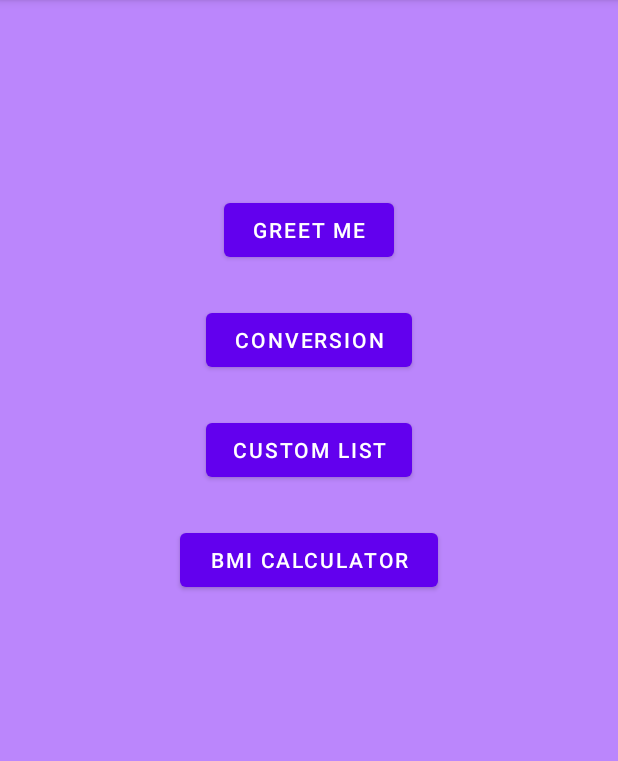
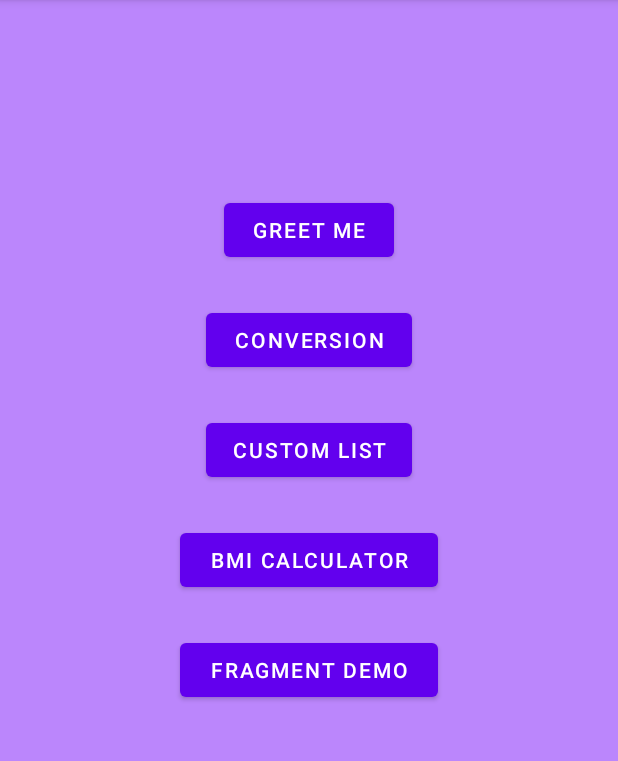
Before and after one commit to DnyaneshwariKolapkar/androidAssignments, an Android app: the screen it shows after launch (MainActivity), on a phone screen of 412 x 824 dp, the part 84-845 px from its top. Run offline under Robolectric (Android 15) with nearby library versions, the phone set to English and light mode, and no system bars.

Commit message:
added fragment demo code

```diff
--- a/app/build.gradle
+++ b/app/build.gradle
@@ -42,6 +42,7 @@ dependencies {
     implementation 'androidx.constraintlayout:constraintlayout:2.1.4'
     implementation 'androidx.navigation:navigation-fragment-ktx:2.4.2'
     implementation 'androidx.navigation:navigation-ui-ktx:2.4.2'
+    implementation 'androidx.legacy:legacy-support-v4:1.0.0'
     testImplementation 'junit:junit:4.+'
     androidTestImplementation 'androidx.test.ext:junit:1.1.3'
     androidTestImplementation 'androidx.test.espresso:espresso-core:3.4.0'
--- a/app/src/main/AndroidManifest.xml
+++ b/app/src/main/AndroidManifest.xml
@@ -9,6 +9,9 @@
         android:roundIcon="@mipmap/ic_launcher_round"
         android:supportsRtl="true"
         android:theme="@style/Theme.AllAssignments">
+        <activity
+            android:name=".fragment_demo"
+            android:exported="true" />
         <activity
             android:name=".MyBMI"
             android:exported="true" />
--- a/app/src/main/java/com/example/allassignments/MainActivity.kt
+++ b/app/src/main/java/com/example/allassignments/MainActivity.kt
@@ -14,6 +14,7 @@ class MainActivity : AppCompatActivity() {
         val btn2 = findViewById<Button>(R.id.button2)
         val btn3 = findViewById<Button>(R.id.button3)
         val btn4 = findViewById<Button>(R.id.button4)
+        val btn5 = findViewById<Button>(R.id.button5)
 
         btn1.setOnClickListener {
             startActivity(Intent(this, bdaygreet::class.java))
@@ -27,5 +28,9 @@ class MainActivity : AppCompatActivity() {
         btn4.setOnClickListener {
             startActivity(Intent(this, MyBMI::class.java))
         }
+        btn5.setOnClickListener {
+            startActivity(Intent(this, fragment_demo::class.java))
+        }
+
     }
 }
--- a/app/src/main/res/layout/activity_main.xml
+++ b/app/src/main/res/layout/activity_main.xml
@@ -58,4 +58,16 @@
         android:layout_marginTop="25dp"
         android:layout_marginEnd="120dp"
         android:text="BMI calculator" />
+
+    <Button
+        android:id="@+id/button5"
+        android:layout_width="169dp"
+        android:layout_height="wrap_content"
+        android:layout_below="@id/button4"
+        android:layout_alignParentStart="true"
+        android:layout_alignParentEnd="true"
+        android:layout_marginStart="120dp"
+        android:layout_marginTop="25dp"
+        android:layout_marginEnd="120dp"
+        android:text="Fragment demo" />
 </RelativeLayout>
--- a/app/src/main/res/values/colors.xml
+++ b/app/src/main/res/values/colors.xml
@@ -7,4 +7,6 @@
     <color name="teal_700">#FF018786</color>
     <color name="black">#FF000000</color>
     <color name="white">#FFFFFFFF</color>
+    <color name="first">#FF9800</color>
+    <color name="second">#875CD3</color>
 </resources>
--- a/app/src/main/res/values/strings.xml
+++ b/app/src/main/res/values/strings.xml
@@ -17,4 +17,6 @@
     <string name="calculate_your_bmi">Calculate your BMI</string>
     <string name="your_bmi">Your BMI</string>
     <string name="calculate_bmi_again">Calculate BMI Again</string>
+
+    <string name="hello_blank_fragment">Hello blank fragment</string>
 </resources>
```
Also changed, not shown: app/src/main/java/com/example/allassignments/fragment1.kt (added, +10 -0 lines), app/src/main/java/com/example/allassignments/fragment2.kt (added, +10 -0 lines), app/src/main/java/com/example/allassignments/fragment_demo.kt (added, +35 -0 lines), app/src/main/res/layout/activity_fragment_demo.xml (added, +47 -0 lines), app/src/main/res/layout/fragment1.xml (added, +17 -0 lines), app/src/main/res/layout/fragment2.xml (added, +17 -0 lines).
